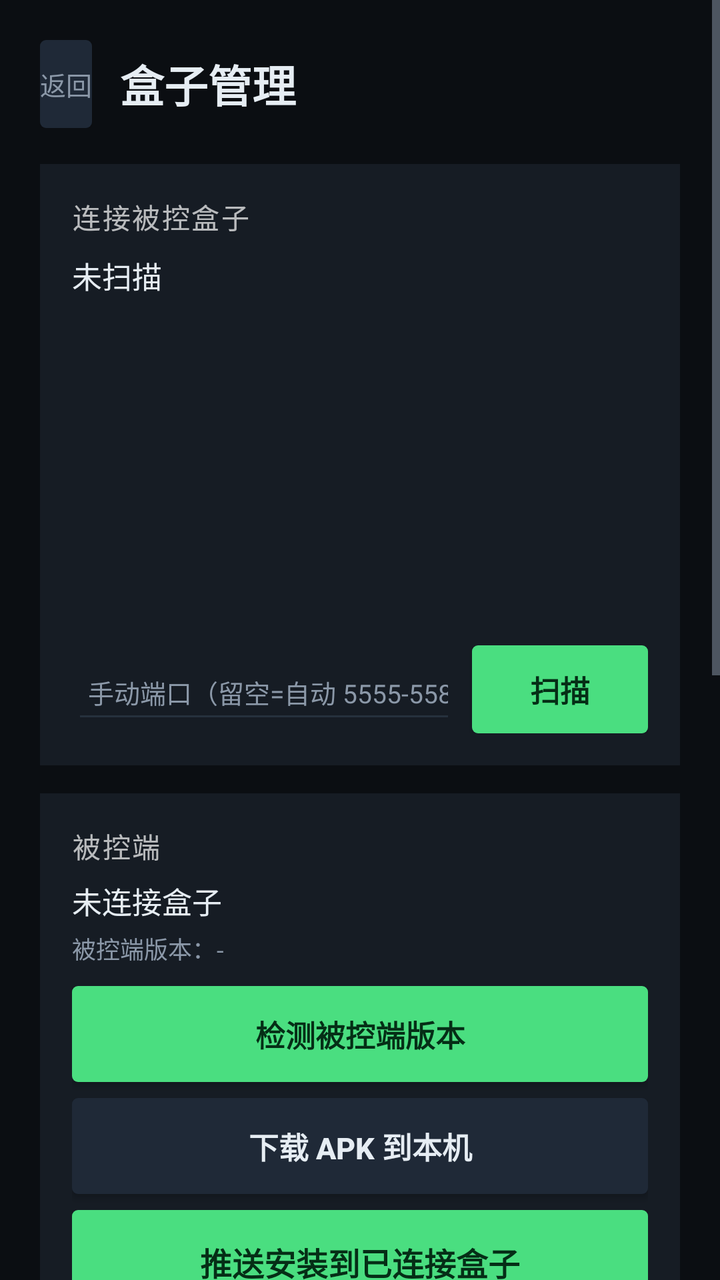
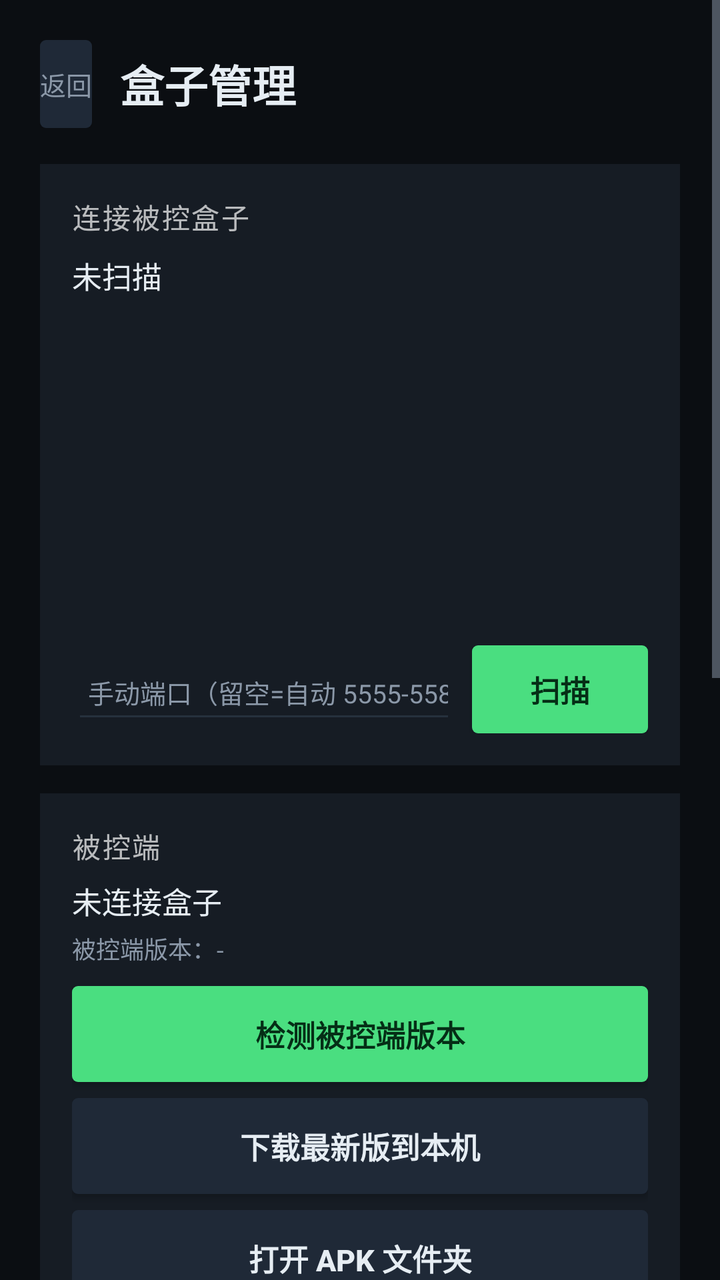

Before-and-after screenshots of an Android layout around one commit, followed by the original layout XML and the change that was made.
<!-- AndroidManifest.xml: application theme AppTheme -->
<!-- res/layout/activity_update.xml -->
<?xml version="1.0" encoding="utf-8"?>
<ScrollView xmlns:android="http://schemas.android.com/apk/res/android"
    android:layout_width="match_parent"
    android:layout_height="match_parent"
    android:background="@color/bg"
    android:fillViewport="true">

    <LinearLayout
        android:layout_width="match_parent"
        android:layout_height="wrap_content"
        android:orientation="vertical"
        android:padding="20dp">

        <LinearLayout
            android:layout_width="match_parent"
            android:layout_height="wrap_content"
            android:gravity="center_vertical"
            android:orientation="horizontal">

            <Button
                android:id="@+id/btn_back"
                android:layout_width="wrap_content"
                android:layout_height="44dp"
                android:background="@drawable/bg_btn_secondary"
                android:minWidth="0dp"
                android:text="返回"
                android:textColor="@color/dim"
                android:textSize="13sp" />

            <TextView
                android:layout_width="0dp"
                android:layout_height="wrap_content"
                android:layout_marginStart="14dp"
                android:layout_weight="1"
                android:text="盒子管理"
                android:textColor="@color/text"
                android:textSize="22sp"
                android:textStyle="bold" />
        </LinearLayout>

        <LinearLayout
            style="@style/Card"
            android:layout_width="match_parent"
            android:layout_height="wrap_content"
            android:layout_marginTop="18dp">

            <TextView
                style="@style/SectionTitle"
                android:layout_width="wrap_content"
                android:layout_height="wrap_content"
                android:text="连接被控盒子" />

            <TextView
                android:id="@+id/tv_devices"
                style="@style/Value"
                android:layout_width="match_parent"
                android:layout_height="wrap_content"
                android:layout_marginTop="8dp"
                android:text="未扫描" />

            <ListView
                android:id="@+id/list_devices"
                android:layout_width="match_parent"
                android:layout_height="160dp"
                android:layout_marginTop="6dp"
                android:divider="@color/line"
                android:dividerHeight="1dp" />

            <LinearLayout
                android:layout_width="match_parent"
                android:layout_height="wrap_content"
                android:layout_marginTop="8dp"
                android:gravity="center_vertical"
                android:orientation="horizontal">

                <EditText
                    android:id="@+id/et_port"
                    android:layout_width="0dp"
                    android:layout_height="44dp"
                    android:layout_weight="1"
                    android:backgroundTint="@color/line"
                    android:hint="手动端口（留空=自动 5555-5585）"
                    android:inputType="number"
                    android:paddingStart="8dp"
                    android:textColor="@color/text"
                    android:textColorHint="@color/dim"
                    android:textSize="13sp" />

                <Button
                    android:id="@+id/btn_scan"
                    android:layout_width="wrap_content"
                    android:layout_height="44dp"
                    android:layout_marginStart="8dp"
                    android:background="@drawable/bg_btn_primary"
                    android:text="扫描"
                    android:textColor="@color/accent_dark"
                    android:textSize="15sp"
                    android:textStyle="bold" />
            </LinearLayout>
        </LinearLayout>

        <LinearLayout
            style="@style/Card"
            android:layout_width="match_parent"
            android:layout_height="wrap_content"
            android:layout_marginTop="14dp">

            <TextView
                style="@style/SectionTitle"
                android:layout_width="wrap_content"
                android:layout_height="wrap_content"
                android:text="被控端" />

            <TextView
                android:id="@+id/tv_connected"
                style="@style/Value"
                android:layout_width="match_parent"
                android:layout_height="wrap_content"
                android:layout_marginTop="6dp"
                android:text="未连接盒子" />

            <TextView
                android:id="@+id/tv_remote_ver"
                style="@style/Hint"
                android:layout_width="match_parent"
                android:layout_height="wrap_content"
                android:layout_marginTop="4dp"
                android:text="被控端版本：-" />

            <Button
                android:id="@+id/btn_check_remote"
                android:layout_width="match_parent"
                android:layout_height="48dp"
                android:layout_marginTop="10dp"
                android:background="@drawable/bg_btn_primary"
                android:text="检测被控端版本"
                android:textColor="@color/accent_dark"
                android:textSize="15sp"
                android:textStyle="bold" />

            <Button
                android:id="@+id/btn_download"
                android:layout_width="match_parent"
                android:layout_height="48dp"
                android:layout_marginTop="8dp"
                android:background="@drawable/bg_btn_secondary"
                android:text="下载 APK 到本机"
                android:textColor="@color/text"
                android:textSize="15sp"
                android:textStyle="bold" />

            <Button
                android:id="@+id/btn_install"
                android:layout_width="match_parent"
                android:layout_height="52dp"
                android:layout_marginTop="8dp"
                android:background="@drawable/bg_btn_primary"
                android:text="推送安装到已连接盒子"
                android:textColor="@color/accent_dark"
                android:textSize="16sp"
                android:textStyle="bold" />
        </LinearLayout>

        <LinearLayout
            style="@style/Card"
            android:layout_width="match_parent"
            android:layout_height="wrap_content"
            android:layout_marginTop="14dp"
            android:orientation="vertical">

            <TextView
                style="@style/SectionTitle"
                android:layout_width="wrap_content"
                android:layout_height="wrap_content"
                android:text="版本库 · 下载/安装" />

            <TextView
                android:id="@+id/tv_ver_status"
                style="@style/Hint"
                android:layout_width="match_parent"
                android:layout_height="wrap_content"
                android:layout_marginTop="6dp"
                android:text="点「拉取版本列表」，选择版本下载到本机目录；已下载的可用「安装」装到手机或推送到盒子。" />

            <Button
                android:id="@+id/btn_list_versions"
                android:layout_width="match_parent"
                android:layout_height="48dp"
                android:layout_marginTop="10dp"
                android:background="@drawable/bg_btn_primary"
                android:text="拉取版本列表"
                android:textColor="@color/accent_dark"
                android:textSize="15sp"
                android:textStyle="bold" />

            <ListView
                android:id="@+id/list_versions"
                android:layout_width="match_parent"
                android:layout_height="220dp"
                android:layout_marginTop="8dp"
                android:divider="@color/line"
                android:dividerHeight="1dp" />

            <TextView
                android:id="@+id/tv_local_install"
                style="@style/Hint"
                android:layout_width="match_parent"
                android:layout_height="wrap_content"
                android:layout_marginTop="8dp"
                android:text="已下载的 APK 保存在本机下载目录。" />
        </LinearLayout>

        <TextView
            android:id="@+id/tv_log"
            style="@style/Hint"
            android:layout_width="match_parent"
            android:layout_height="wrap_content"
            android:layout_marginTop="14dp"
            android:text="运行日志：-" />

        <Button
            android:id="@+id/btn_copy_log"
            android:layout_width="match_parent"
            android:layout_height="46dp"
            android:layout_marginTop="10dp"
            android:layout_marginBottom="10dp"
            android:background="@drawable/bg_btn_secondary"
            android:text="一键复制日志"
            android:textColor="@color/text"
            android:textSize="14sp" />
    </LinearLayout>
</ScrollView>
<!-- resources referenced by this layout -->
<resources>
  <color name="accent_dark">#052E16</color>
  <color name="bg">#0B0E12</color>
  <color name="dim">#8B98A8</color>
  <color name="line">#26313D</color>
  <color name="text">#E6EDF3</color>
  <!-- drawable bg_btn_primary (drawable) -->
  <?xml version="1.0" encoding="utf-8"?>
  <selector xmlns:android="http://schemas.android.com/apk/res/android">
      <item android:state_focused="true">
          <shape android:shape="rectangle">
              <solid android:color="@color/accent" />
              <stroke android:width="3dp" android:color="@color/text" />
              <corners android:radius="3dp" />
          </shape>
      </item>
      <item android:state_pressed="true">
          <shape android:shape="rectangle">
              <solid android:color="@color/accent_pressed" />
              <corners android:radius="3dp" />
          </shape>
      </item>
      <item>
          <shape android:shape="rectangle">
              <solid android:color="@color/accent" />
              <corners android:radius="3dp" />
          </shape>
      </item>
  </selector>
  <!-- drawable bg_btn_secondary (drawable) -->
  <?xml version="1.0" encoding="utf-8"?>
  <selector xmlns:android="http://schemas.android.com/apk/res/android">
      <item android:state_focused="true">
          <shape android:shape="rectangle">
              <solid android:color="@color/surface2" />
              <stroke android:width="3dp" android:color="@color/accent" />
              <corners android:radius="3dp" />
          </shape>
      </item>
      <item android:state_pressed="true">
          <shape android:shape="rectangle">
              <solid android:color="@color/line" />
              <corners android:radius="3dp" />
          </shape>
      </item>
      <item>
          <shape android:shape="rectangle">
              <solid android:color="@color/surface2" />
              <corners android:radius="3dp" />
          </shape>
      </item>
  </selector>
  <style name="Card">
          <item name="android:orientation">vertical</item>
          <item name="android:background">@color/surface</item>
          <item name="android:padding">16dp</item>
      </style>
  <style name="Hint">
          <item name="android:textColor">@color/dim</item>
          <item name="android:textSize">12sp</item>
          <item name="android:lineSpacingExtra">3dp</item>
      </style>
  <style name="SectionTitle">
          <item name="android:textColor">@color/accent</item>
          <item name="android:textSize">12sp</item>
          <item name="android:textStyle">bold</item>
      </style>
  <style name="Value">
          <item name="android:textColor">@color/text</item>
          <item name="android:textSize">15sp</item>
          <item name="android:lineSpacingExtra">4dp</item>
      </style>
  <style name="AppTheme" parent="@android:style/Theme.Holo.NoActionBar">
          <item name="android:windowBackground">@color/bg</item>
          <item name="android:textColorPrimary">@color/text</item>
          <item name="android:textColorSecondary">@color/dim</item>
      </style>
  <color name="accent">#4ADE80</color>
  <color name="accent_pressed">#22B45C</color>
  <color name="surface2">#1F2937</color>
  <color name="surface">#161C24</color>
</resources>

<!-- the commit's change to res/layout/activity_update.xml (unified diff, before → after) -->
@@ -144,20 +144,20 @@
                 android:layout_height="48dp"
                 android:layout_marginTop="8dp"
                 android:background="@drawable/bg_btn_secondary"
-                android:text="下载 APK 到本机"
+                android:text="下载最新版到本机"
                 android:textColor="@color/text"
                 android:textSize="15sp"
                 android:textStyle="bold" />
 
             <Button
-                android:id="@+id/btn_install"
-                android:layout_width="match_parent"
-                android:layout_height="52dp"
-                android:layout_marginTop="8dp"
-                android:background="@drawable/bg_btn_primary"
-                android:text="推送安装到已连接盒子"
-                android:textColor="@color/accent_dark"
-                android:textSize="16sp"
+                android:id="@+id/btn_open_dir"
+                android:layout_width="match_parent"
+                android:layout_height="48dp"
+                android:layout_marginTop="8dp"
+                android:background="@drawable/bg_btn_secondary"
+                android:text="打开 APK 文件夹"
+                android:textColor="@color/text"
+                android:textSize="15sp"
                 android:textStyle="bold" />
         </LinearLayout>
 
